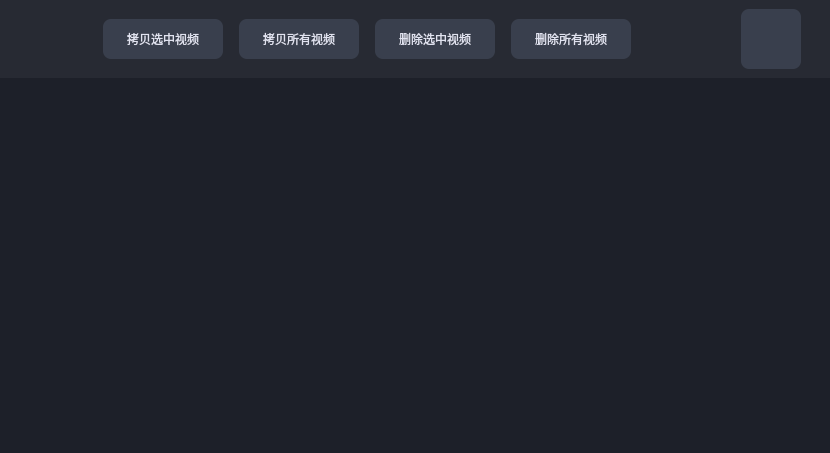
The window that widgets/viewer/videoviewer.ui (wyc15002105071/Recorder) describes before a commit, drawn with Qt 5.
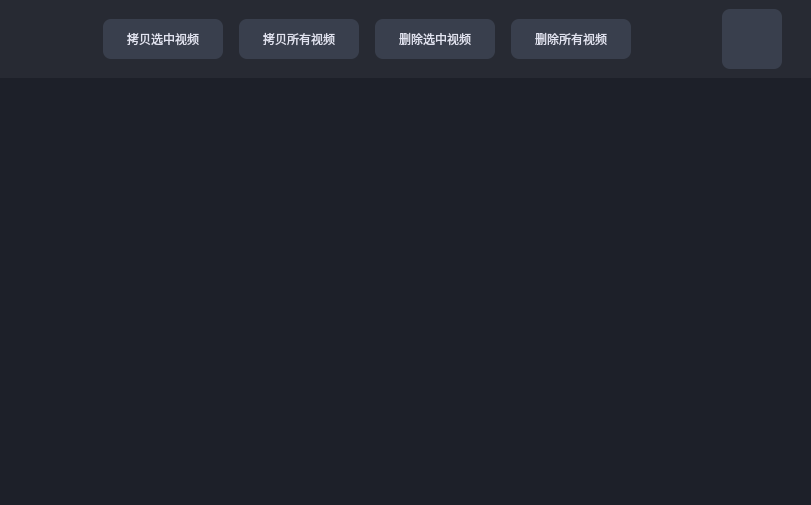
The same window after the commit. Icons and pictures are not drawn.

```diff
--- a/widgets/viewer/videoviewer.ui
+++ b/widgets/viewer/videoviewer.ui
@@ -6,8 +6,8 @@
    <rect>
     <x>0</x>
     <y>0</y>
-    <width>830</width>
-    <height>453</height>
+    <width>811</width>
+    <height>505</height>
    </rect>
   </property>
   <property name="windowTitle">
```
Left out of the diff: 80 changed lines with no effect on the pictures.
